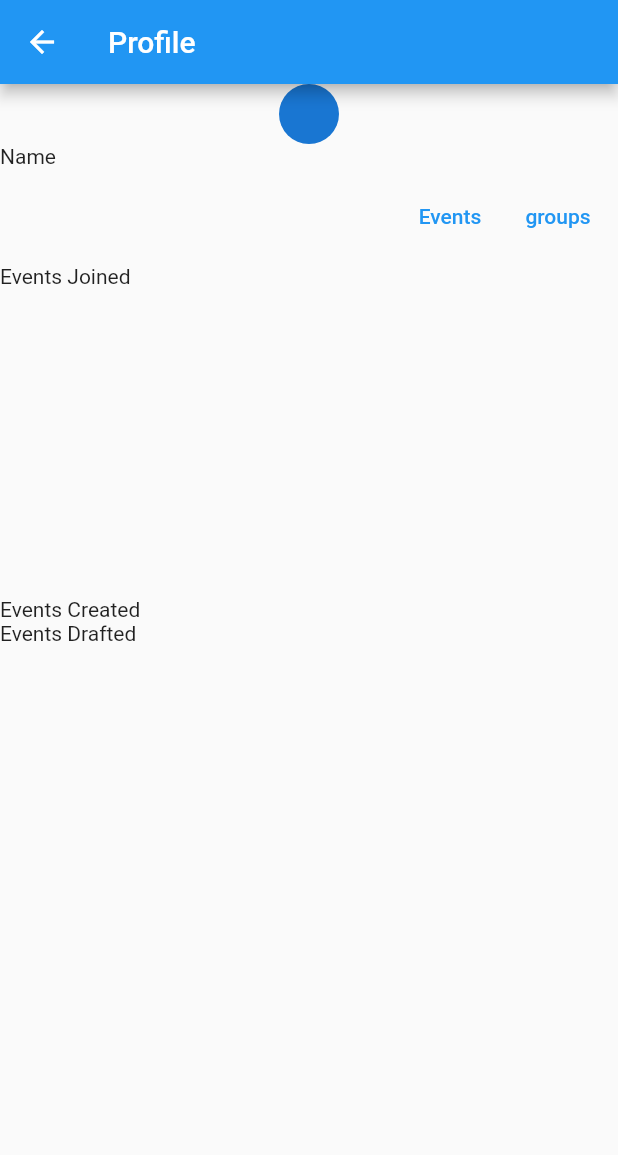
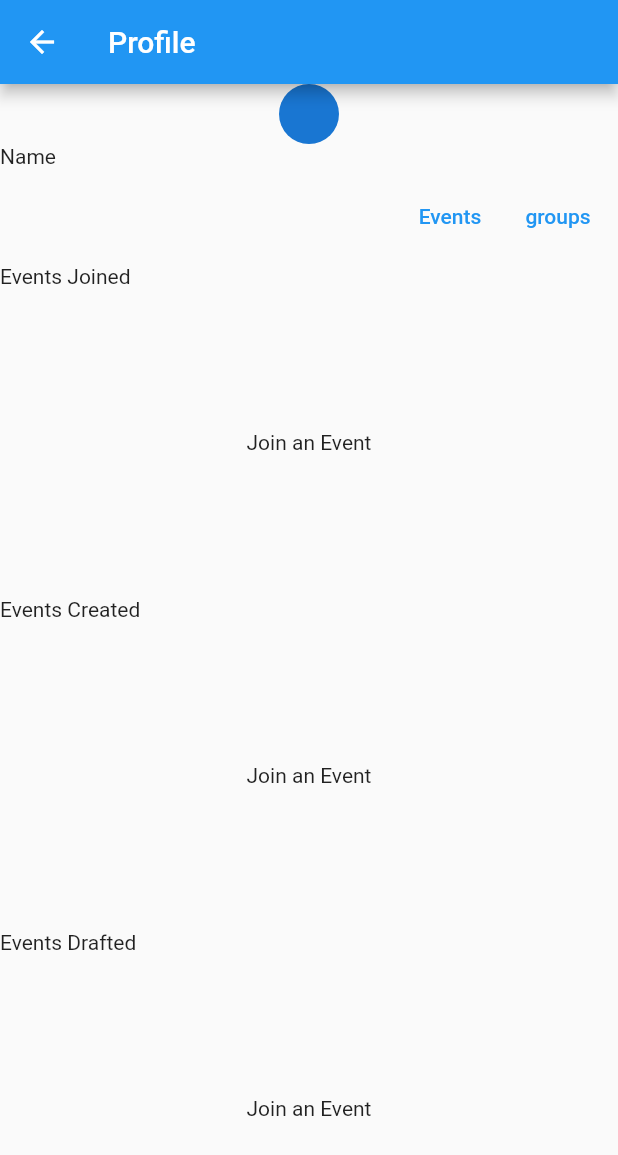
Before and after one commit to Crampton-Robert/get_together, a Flutter app: the Profile screen opened directly, on a phone screen of 412 x 824 dp. Shown: the top 1155 px of the screen. Run offline on Flutter 3.47's test engine with Material 2 defaults, Android fonts, the phone set to English and light mode, and no system bars; our stand-ins replace cloud_firestore, firebase_auth, firebase_core, firebase_storage; accounts and stored records are empty.

Commit message:
Made Card list its own class and I am calling that class in profile_page.dart

```diff
--- a/lib/pages/Profile Page/groups_and_events.dart
+++ b/lib/pages/Profile Page/groups_and_events.dart
@@ -47,12 +47,25 @@ class _GroupsAndEventsState extends State<GroupsAndEvents> {
         return Container(
                   width: MediaQuery.of(context).size.width,
                   height: MediaQuery.of(context).size.height*.25,
-                  child: ListView(
+                  child: (!snapshot.hasData)?
+                  Center(child: CircularProgressIndicator())
+                      :
+                  (snapshot.data.docs.isEmpty) ?
+                  Center(child: Text('Join an Event'))
+                      :
+                  ListView(
                     scrollDirection: Axis.horizontal,
                     children: GroupsAndEventsListWidget(snapshot),
                   ),
-                ),
-        );
+
+
+
+
+
+
+
+
+                );
 
       },
     );
--- a/lib/pages/Profile Page/profile_page.dart
+++ b/lib/pages/Profile Page/profile_page.dart
@@ -3,6 +3,7 @@ import 'package:firebase_auth/firebase_auth.dart';
 import 'package:firebase_storage/firebase_storage.dart';
 import 'package:flutter/material.dart';
 import 'package:get_together/pages/make_or_edit_card.dart';
+import 'package:get_together/pages/Profile Page/groups_and_events.dart';
 
 class Profile extends StatefulWidget {
   @override
@@ -11,39 +12,8 @@ class Profile extends StatefulWidget {
 
 class _ProfileState extends State<Profile> {
 
-  List<Widget> eventsListWidget(AsyncSnapshot snapshot){
-    return snapshot.data.docs.map<Widget>((docs){
-
-      return Container(
-        width: MediaQuery.of(context).size.width * 0.4,
-        height: MediaQuery.of(context).size.height,
-        child: Card(
-        elevation: 8,
-        shape: RoundedRectangleBorder(
-          borderRadius: BorderRadius.circular(10.0),
-        ),
-        clipBehavior: Clip.antiAlias,
-        child: Column(
-          children: [
-            ListTile(
-              title: Text(docs['title'],),
-            ),
-            Padding(
-              padding: const EdgeInsets.all(25.0),
-              child: Text(docs['description'],),
-            )
-          ],
-        ),
-      ),
-      );
-    }).toList();
-  }
-
   @override
   Widget build(BuildContext context) {
-    return StreamBuilder<QuerySnapshot>(
-        stream: FirebaseFirestore.instance.collection('Events').orderBy('createdAt', descending: true).snapshots(),
-    builder: (context, AsyncSnapshot snapshot) {
       return Scaffold(
         appBar: AppBar(
           leading: BackButton(),
@@ -60,21 +30,14 @@ class _ProfileState extends State<Profile> {
               ],
             ),
             Text("Events Joined"),
-            Container(
-              width: MediaQuery.of(context).size.width,
-              height: MediaQuery.of(context).size.height*.25,
-              child: ListView(
-                scrollDirection: Axis.horizontal,
-                children: eventsListWidget(snapshot),
-              ),
-            ),
+              GroupsAndEvents(),
             Text("Events Created"),
+              GroupsAndEvents(),
             Text("Events Drafted"),
+              GroupsAndEvents(),
 ]
           ),
       );
 
-    },
-    );
   }
 }
```
